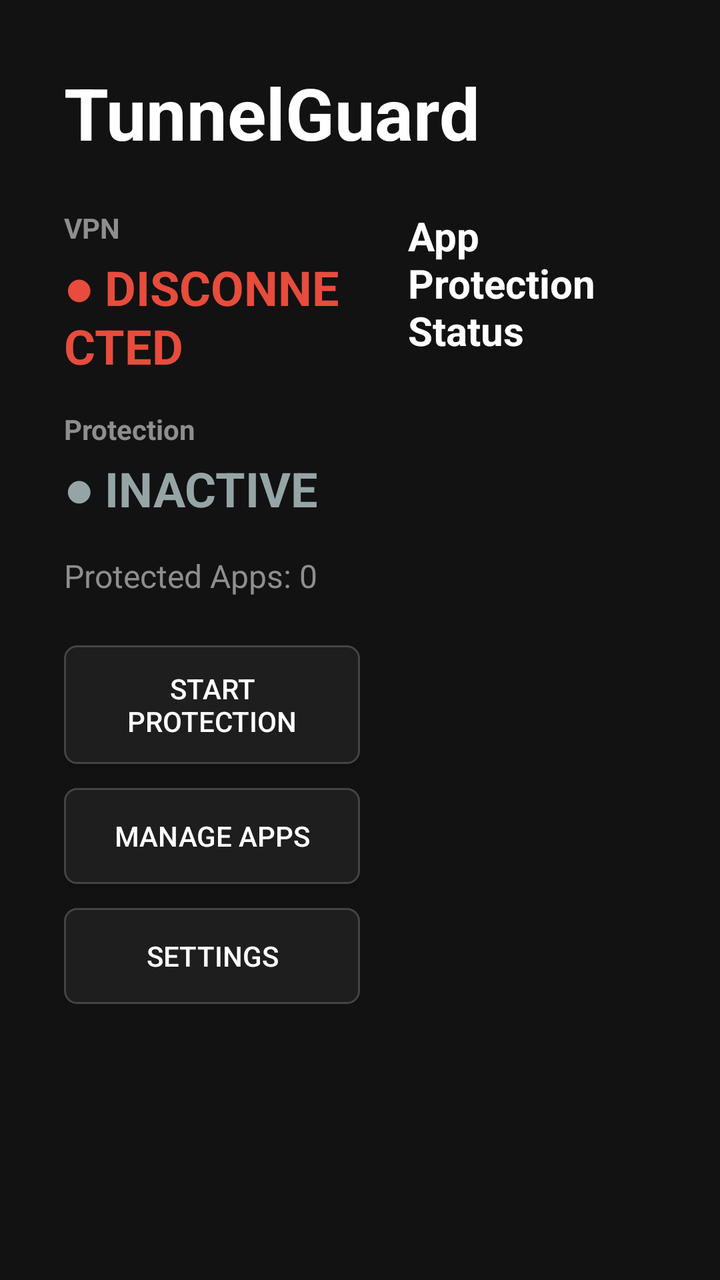
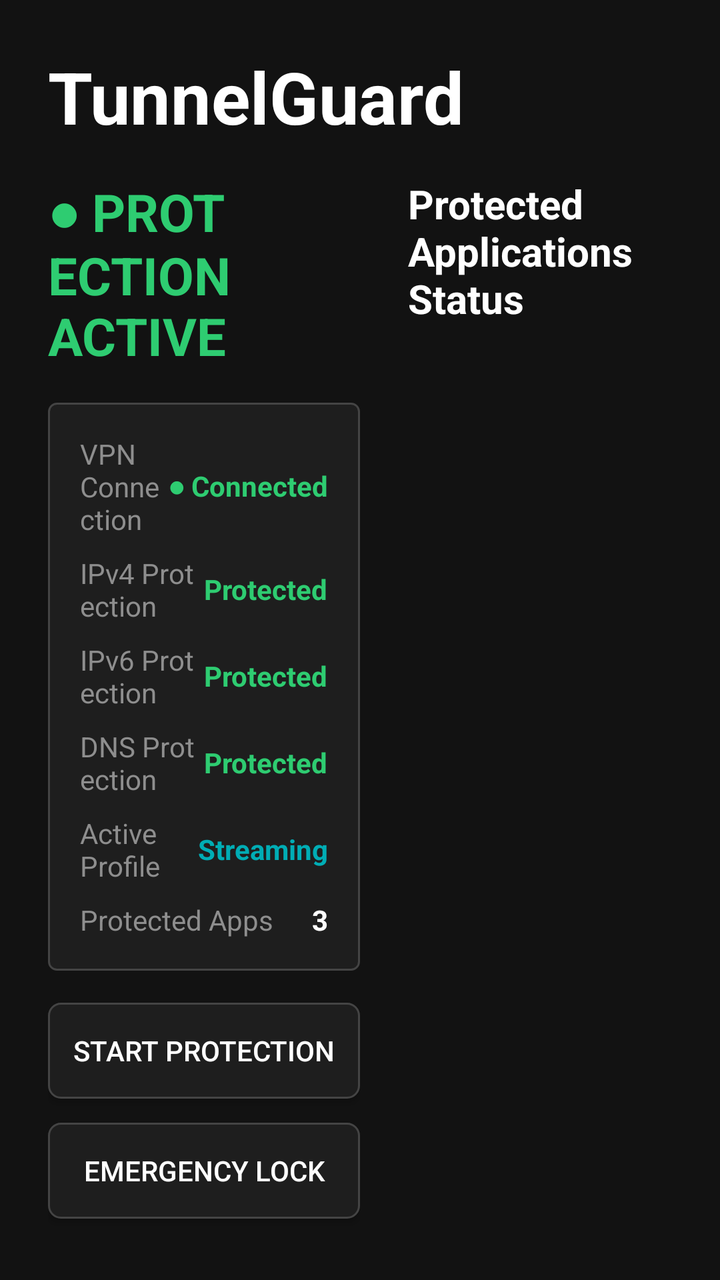

Compare the two renders of this Android layout. The source of the first and the diff that turns it into the second are given below.
<!-- AndroidManifest.xml: activity theme Theme.TunnelGuard -->
<!-- res/layout/activity_main.xml -->
<?xml version="1.0" encoding="utf-8"?>
<androidx.constraintlayout.widget.ConstraintLayout xmlns:android="http://schemas.android.com/apk/res/android"
    xmlns:app="http://schemas.android.com/apk/res-auto"
    xmlns:tools="http://tools.android.com/tools"
    android:id="@+id/main_layout"
    android:layout_width="match_parent"
    android:layout_height="match_parent"
    android:background="@color/background_dark"
    android:padding="32dp">

    
    <TextView
        android:id="@+id/title_tunnel_guard"
        android:layout_width="wrap_content"
        android:layout_height="wrap_content"
        android:text="TunnelGuard"
        android:textColor="@color/text_primary"
        android:textSize="36sp"
        android:textStyle="bold"
        app:layout_constraintStart_toStartOf="parent"
        app:layout_constraintTop_toTopOf="parent" />

    
    <LinearLayout
        android:id="@+id/status_container"
        android:layout_width="0dp"
        android:layout_height="0dp"
        android:layout_marginTop="24dp"
        android:orientation="vertical"
        app:layout_constraintBottom_toBottomOf="parent"
        app:layout_constraintEnd_toStartOf="@+id/guideline"
        app:layout_constraintStart_toStartOf="parent"
        app:layout_constraintTop_toBottomOf="@+id/title_tunnel_guard">

        
        <TextView
            android:layout_width="wrap_content"
            android:layout_height="wrap_content"
            android:text="VPN"
            android:textColor="@color/text_secondary"
            android:textSize="14sp"
            android:textStyle="bold" />

        <TextView
            android:id="@+id/tv_vpn_status"
            android:layout_width="wrap_content"
            android:layout_height="wrap_content"
            android:layout_marginTop="4dp"
            android:text="● DISCONNECTED"
            android:textColor="@color/status_disconnected"
            android:textSize="24sp"
            android:textStyle="bold" />

        
        <TextView
            android:layout_width="wrap_content"
            android:layout_height="wrap_content"
            android:layout_marginTop="16dp"
            android:text="Protection"
            android:textColor="@color/text_secondary"
            android:textSize="14sp"
            android:textStyle="bold" />

        <TextView
            android:id="@+id/tv_protection_status"
            android:layout_width="wrap_content"
            android:layout_height="wrap_content"
            android:layout_marginTop="4dp"
            android:text="● INACTIVE"
            android:textColor="@color/status_inactive"
            android:textSize="24sp"
            android:textStyle="bold" />

        
        <TextView
            android:id="@+id/tv_protected_count"
            android:layout_width="wrap_content"
            android:layout_height="wrap_content"
            android:layout_marginTop="16dp"
            android:text="Protected Apps: 0"
            android:textColor="@color/text_secondary"
            android:textSize="16sp" />

        
        <LinearLayout
            android:layout_width="match_parent"
            android:layout_height="wrap_content"
            android:layout_marginTop="24dp"
            android:orientation="vertical">

            <Button
                android:id="@+id/btn_toggle_protection"
                android:layout_width="match_parent"
                android:layout_height="wrap_content"
                android:background="@drawable/tv_button_selector"
                android:focusable="true"
                android:nextFocusDown="@+id/btn_manage_apps"
                android:padding="12dp"
                android:text="Start Protection"
                android:textColor="@color/text_primary" />

            <Button
                android:id="@+id/btn_manage_apps"
                android:layout_width="match_parent"
                android:layout_height="wrap_content"
                android:layout_marginTop="12dp"
                android:background="@drawable/tv_button_selector"
                android:focusable="true"
                android:nextFocusUp="@+id/btn_toggle_protection"
                android:nextFocusDown="@+id/btn_settings"
                android:padding="12dp"
                android:text="Manage Apps"
                android:textColor="@color/text_primary" />

            <Button
                android:id="@+id/btn_settings"
                android:layout_width="match_parent"
                android:layout_height="wrap_content"
                android:layout_marginTop="12dp"
                android:background="@drawable/tv_button_selector"
                android:focusable="true"
                android:nextFocusUp="@+id/btn_manage_apps"
                android:padding="12dp"
                android:text="Settings"
                android:textColor="@color/text_primary" />

        </LinearLayout>

    </LinearLayout>

    
    <androidx.constraintlayout.widget.Guideline
        android:id="@+id/guideline"
        android:layout_width="wrap_content"
        android:layout_height="wrap_content"
        android:orientation="vertical"
        app:layout_constraintGuide_percent="0.5" />

    
    <LinearLayout
        android:id="@+id/right_container"
        android:layout_width="0dp"
        android:layout_height="0dp"
        android:layout_marginStart="24dp"
        android:layout_marginTop="24dp"
        android:orientation="vertical"
        app:layout_constraintBottom_toBottomOf="parent"
        app:layout_constraintEnd_toEndOf="parent"
        app:layout_constraintStart_toEndOf="@+id/guideline"
        app:layout_constraintTop_toBottomOf="@+id/title_tunnel_guard">

        <TextView
            android:layout_width="wrap_content"
            android:layout_height="wrap_content"
            android:text="App Protection Status"
            android:textColor="@color/text_primary"
            android:textSize="20sp"
            android:textStyle="bold" />

        <androidx.recyclerview.widget.RecyclerView
            android:id="@+id/rv_home_protected_apps"
            android:layout_width="match_parent"
            android:layout_height="match_parent"
            android:layout_marginTop="12dp"
            android:focusable="false"
            tools:listitem="@layout/item_home_app_status" />

    </LinearLayout>

</androidx.constraintlayout.widget.ConstraintLayout>
<!-- res/layout/item_home_app_status.xml (included above) -->
<?xml version="1.0" encoding="utf-8"?>
<LinearLayout xmlns:android="http://schemas.android.com/apk/res/android"
    android:layout_width="match_parent"
    android:layout_height="wrap_content"
    android:orientation="horizontal"
    android:padding="8dp"
    android:gravity="center_vertical"
    android:background="@drawable/tv_item_selector"
    android:layout_marginBottom="4dp">

    <ImageView
        android:id="@+id/iv_home_app_icon"
        android:layout_width="40dp"
        android:layout_height="40dp"
        android:src="@drawable/ic_launcher" />

    <LinearLayout
        android:layout_width="0dp"
        android:layout_height="wrap_content"
        android:layout_weight="1"
        android:layout_marginStart="12dp"
        android:orientation="vertical">

        <TextView
            android:id="@+id/tv_home_app_name"
            android:layout_width="wrap_content"
            android:layout_height="wrap_content"
            android:textColor="@color/text_primary"
            android:textSize="16sp"
            android:textStyle="bold"
            android:text="App Name" />

        <TextView
            android:id="@+id/tv_home_app_package"
            android:layout_width="wrap_content"
            android:layout_height="wrap_content"
            android:textColor="@color/text_secondary"
            android:textSize="12sp"
            android:text="com.example.app" />

    </LinearLayout>

    <TextView
        android:id="@+id/tv_home_app_status"
        android:layout_width="wrap_content"
        android:layout_height="wrap_content"
        android:textColor="@color/status_active"
        android:textSize="14sp"
        android:textStyle="bold"
        android:text="PROTECTED" />

</LinearLayout>
<!-- resources referenced by this layout -->
<resources>
  <color name="background_dark">#121212</color>
  <color name="status_active">#2ECC71</color>
  <color name="status_disconnected">#E74C3C</color>
  <color name="status_inactive">#95A5A6</color>
  <color name="text_primary">#FFFFFF</color>
  <color name="text_secondary">#8E8E8E</color>
  <!-- drawable ic_launcher (drawable) -->
  <?xml version="1.0" encoding="utf-8"?>
  <vector xmlns:android="http://schemas.android.com/apk/res/android"
      android:width="108dp"
      android:height="108dp"
      android:viewportWidth="108"
      android:viewportHeight="108">
      <path
          android:fillColor="#1A1A2E"
          android:pathData="M0,0h108v108h-108z" />
      <path
          android:fillColor="#E94560"
          android:pathData="M54,20 L84,35 L84,65 C84,80 54,90 54,90 C54,90 24,80 24,65 L24,35 Z" />
      <path
          android:fillColor="#FFFFFF"
          android:pathData="M48,60 L38,50 L42,46 L48,52 L66,34 L70,38 Z" />
  </vector>
  <!-- drawable tv_button_selector (drawable) -->
  <?xml version="1.0" encoding="utf-8"?>
  <selector xmlns:android="http://schemas.android.com/apk/res/android">
      
      <item android:state_pressed="true">
          <shape android:shape="rectangle">
              <solid android:color="@color/colorAccent" />
              <corners android:radius="6dp" />
          </shape>
      </item>
  
      
      <item android:state_focused="true">
          <shape android:shape="rectangle">
              <solid android:color="@color/focus_highlight" />
              <corners android:radius="6dp" />
              <stroke android:width="2dp" android:color="#FFFFFF" />
          </shape>
      </item>
  
      
      <item>
          <shape android:shape="rectangle">
              <solid android:color="@color/surface_dark" />
              <corners android:radius="6dp" />
              <stroke android:width="1dp" android:color="#444444" />
          </shape>
      </item>
  </selector>
  <!-- drawable tv_item_selector (drawable) -->
  <?xml version="1.0" encoding="utf-8"?>
  <selector xmlns:android="http://schemas.android.com/apk/res/android">
      <item android:state_focused="true">
          <shape android:shape="rectangle">
              <solid android:color="#2A2A3E" />
              <stroke android:width="2dp" android:color="@color/focus_highlight" />
              <corners android:radius="4dp" />
          </shape>
      </item>
      <item>
          <shape android:shape="rectangle">
              <solid android:color="#1A1A2E" />
              <corners android:radius="4dp" />
          </shape>
      </item>
  </selector>
  <style name="Theme.TunnelGuard" parent="Theme.AppCompat.NoActionBar">
          
          <item name="colorPrimary">@color/colorPrimary</item>
          <item name="colorPrimaryDark">@color/colorPrimaryDark</item>
          <item name="colorAccent">@color/colorAccent</item>
          <item name="android:windowBackground">@color/background_dark</item>
      </style>
  <color name="colorAccent">#E94560</color>
  <color name="focus_highlight">#00ADB5</color>
  <color name="surface_dark">#1E1E1E</color>
  <color name="colorPrimary">#1A1A2E</color>
  <color name="colorPrimaryDark">#16213E</color>
</resources>

<!-- the commit's change to res/layout/activity_main.xml (unified diff, before → after) -->
@@ -6,7 +6,7 @@
     android:layout_width="match_parent"
     android:layout_height="match_parent"
     android:background="@color/background_dark"
-    android:padding="32dp">
+    android:padding="24dp">
 
     
     <TextView
@@ -21,112 +21,261 @@
         app:layout_constraintTop_toTopOf="parent" />
 
     
-    <LinearLayout
-        android:id="@+id/status_container"
+    <ScrollView
+        android:id="@+id/left_scroll_view"
         android:layout_width="0dp"
         android:layout_height="0dp"
-        android:layout_marginTop="24dp"
-        android:orientation="vertical"
+        android:layout_marginTop="16dp"
+        android:focusable="false"
+        android:scrollbars="none"
         app:layout_constraintBottom_toBottomOf="parent"
         app:layout_constraintEnd_toStartOf="@+id/guideline"
         app:layout_constraintStart_toStartOf="parent"
         app:layout_constraintTop_toBottomOf="@+id/title_tunnel_guard">
 
-        
-        <TextView
-            android:layout_width="wrap_content"
-            android:layout_height="wrap_content"
-            android:text="VPN"
-            android:textColor="@color/text_secondary"
-            android:textSize="14sp"
-            android:textStyle="bold" />
-
-        <TextView
-            android:id="@+id/tv_vpn_status"
-            android:layout_width="wrap_content"
-            android:layout_height="wrap_content"
-            android:layout_marginTop="4dp"
-            android:text="● DISCONNECTED"
-            android:textColor="@color/status_disconnected"
-            android:textSize="24sp"
-            android:textStyle="bold" />
-
-        
-        <TextView
-            android:layout_width="wrap_content"
-            android:layout_height="wrap_content"
-            android:layout_marginTop="16dp"
-            android:text="Protection"
-            android:textColor="@color/text_secondary"
-            android:textSize="14sp"
-            android:textStyle="bold" />
-
-        <TextView
-            android:id="@+id/tv_protection_status"
-            android:layout_width="wrap_content"
-            android:layout_height="wrap_content"
-            android:layout_marginTop="4dp"
-            android:text="● INACTIVE"
-            android:textColor="@color/status_inactive"
-            android:textSize="24sp"
-            android:textStyle="bold" />
-
-        
-        <TextView
-            android:id="@+id/tv_protected_count"
-            android:layout_width="wrap_content"
-            android:layout_height="wrap_content"
-            android:layout_marginTop="16dp"
-            android:text="Protected Apps: 0"
-            android:textColor="@color/text_secondary"
-            android:textSize="16sp" />
-
-        
         <LinearLayout
             android:layout_width="match_parent"
             android:layout_height="wrap_content"
-            android:layout_marginTop="24dp"
             android:orientation="vertical">
 
+            
+            <TextView
+                android:id="@+id/tv_protection_status"
+                android:layout_width="match_parent"
+                android:layout_height="wrap_content"
+                android:text="● PROTECTION ACTIVE"
+                android:textColor="@color/status_active"
+                android:textSize="26sp"
+                android:textStyle="bold"
+                android:layout_marginBottom="16dp" />
+
+            
+            <LinearLayout
+                android:layout_width="match_parent"
+                android:layout_height="wrap_content"
+                android:background="@drawable/tv_input_selector"
+                android:orientation="vertical"
+                android:padding="16dp"
+                android:layout_marginBottom="16dp">
+
+                <LinearLayout
+                    android:layout_width="match_parent"
+                    android:layout_height="wrap_content"
+                    android:orientation="horizontal"
+                    android:gravity="center_vertical">
+                    <TextView
+                        android:layout_width="0dp"
+                        android:layout_height="wrap_content"
+                        android:layout_weight="1"
+                        android:text="VPN Connection"
+                        android:textColor="@color/text_secondary"
+                        android:textSize="14sp" />
+                    <TextView
+                        android:id="@+id/tv_vpn_status"
+                        android:layout_width="wrap_content"
+                        android:layout_height="wrap_content"
+                        android:text="● Connected"
+                        android:textColor="@color/status_connected"
+                        android:textSize="14sp"
+                        android:textStyle="bold" />
+                </LinearLayout>
+
+                <LinearLayout
+                    android:layout_width="match_parent"
+                    android:layout_height="wrap_content"
+                    android:orientation="horizontal"
+                    android:gravity="center_vertical"
+                    android:layout_marginTop="8dp">
+                    <TextView
+                        android:layout_width="0dp"
+                        android:layout_height="wrap_content"
+                        android:layout_weight="1"
+                        android:text="IPv4 Protection"
+                        android:textColor="@color/text_secondary"
+                        android:textSize="14sp" />
+                    <TextView
+                        android:id="@+id/tv_ipv4_status"
+                        android:layout_width="wrap_content"
+                        android:layout_height="wrap_content"
+                        android:text="Protected"
+                        android:textColor="@color/status_active"
+                        android:textSize="14sp"
+                        android:textStyle="bold" />
+                </LinearLayout>
+
+                <LinearLayout
+                    android:layout_width="match_parent"
+                    android:layout_height="wrap_content"
+                    android:orientation="horizontal"
+                    android:gravity="center_vertical"
+                    android:layout_marginTop="8dp">
+                    <TextView
+                        android:layout_width="0dp"
+                        android:layout_height="wrap_content"
+                        android:layout_weight="1"
+                        android:text="IPv6 Protection"
+                        android:textColor="@color/text_secondary"
+                        android:textSize="14sp" />
+                    <TextView
+                        android:id="@+id/tv_ipv6_status"
+                        android:layout_width="wrap_content"
+                        android:layout_height="wrap_content"
+                        android:text="Protected"
+                        android:textColor="@color/status_active"
+                        android:textSize="14sp"
+                        android:textStyle="bold" />
+                </LinearLayout>
+
+                <LinearLayout
+                    android:layout_width="match_parent"
+                    android:layout_height="wrap_content"
+                    android:orientation="horizontal"
+                    android:gravity="center_vertical"
+                    android:layout_marginTop="8dp">
+                    <TextView
+                        android:layout_width="0dp"
+                        android:layout_height="wrap_content"
+                        android:layout_weight="1"
+                        android:text="DNS Protection"
+                        android:textColor="@color/text_secondary"
+                        android:textSize="14sp" />
+                    <TextView
+                        android:id="@+id/tv_dns_status"
+                        android:layout_width="wrap_content"
+                        android:layout_height="wrap_content"
+                        android:text="Protected"
+                        android:textColor="@color/status_active"
+                        android:textSize="14sp"
+                        android:textStyle="bold" />
+                </LinearLayout>
+
+                <LinearLayout
+                    android:layout_width="match_parent"
+                    android:layout_height="wrap_content"
+                    android:orientation="horizontal"
+                    android:gravity="center_vertical"
+                    android:layout_marginTop="8dp">
+                    <TextView
+                        android:layout_width="0dp"
+                        android:layout_height="wrap_content"
+                        android:layout_weight="1"
+                        android:text="Active Profile"
+                        android:textColor="@color/text_secondary"
+                        android:textSize="14sp" />
+                    <TextView
+                        android:id="@+id/tv_active_profile"
+                        android:layout_width="wrap_content"
+                        android:layout_height="wrap_content"
+                        android:text="Streaming"
+                        android:textColor="@color/focus_highlight"
+                        android:textSize="14sp"
+                        android:textStyle="bold" />
+                </LinearLayout>
+
+                <LinearLayout
+                    android:layout_width="match_parent"
+                    android:layout_height="wrap_content"
+                    android:orientation="horizontal"
+                    android:gravity="center_vertical"
+                    android:layout_marginTop="8dp">
+                    <TextView
+                        android:layout_width="0dp"
+                        android:layout_height="wrap_content"
+                        android:layout_weight="1"
+                        android:text="Protected Apps"
+                        android:textColor="@color/text_secondary"
+                        android:textSize="14sp" />
+                    <TextView
+                        android:id="@+id/tv_protected_count"
+                        android:layout_width="wrap_content"
+                        android:layout_height="wrap_content"
+                        android:text="3"
+                        android:textColor="@color/text_primary"
+                        android:textSize="14sp"
+                        android:textStyle="bold" />
+                </LinearLayout>
+
+            </LinearLayout>
+
+            
             <Button
                 android:id="@+id/btn_toggle_protection"
                 android:layout_width="match_parent"
                 android:layout_height="wrap_content"
                 android:background="@drawable/tv_button_selector"
                 android:focusable="true"
+                android:nextFocusDown="@+id/btn_toggle_emergency"
+                android:padding="12dp"
+                android:text="Start Protection"
+                android:textColor="@color/text_primary"
+                android:layout_marginBottom="12dp" />
+
+            <Button
+                android:id="@+id/btn_toggle_emergency"
+                android:layout_width="match_parent"
+                android:layout_height="wrap_content"
+                android:background="@drawable/tv_button_selector"
+                android:focusable="true"
+                android:nextFocusUp="@+id/btn_toggle_protection"
                 android:nextFocusDown="@+id/btn_manage_apps"
                 android:padding="12dp"
-                android:text="Start Protection"
-                android:textColor="@color/text_primary" />
+                android:text="Emergency Lock"
+                android:textColor="@color/text_primary"
+                android:layout_marginBottom="12dp" />
 
             <Button
                 android:id="@+id/btn_manage_apps"
                 android:layout_width="match_parent"
                 android:layout_height="wrap_content"
-                android:layout_marginTop="12dp"
-                android:background="@drawable/tv_button_selector"
-                android:focusable="true"
-                android:nextFocusUp="@+id/btn_toggle_protection"
+                android:background="@drawable/tv_button_selector"
+                android:focusable="true"
+                android:nextFocusUp="@+id/btn_toggle_emergency"
+                android:nextFocusDown="@+id/btn_manage_profiles"
+                android:padding="12dp"
+                android:text="Manage Apps"
+                android:textColor="@color/text_primary"
+                android:layout_marginBottom="12dp" />
+
+            <Button
+                android:id="@+id/btn_manage_profiles"
+                android:layout_width="match_parent"
+                android:layout_height="wrap_content"
+                android:background="@drawable/tv_button_selector"
+                android:focusable="true"
+                android:nextFocusUp="@+id/btn_manage_apps"
+                android:nextFocusDown="@+id/btn_test_protection"
+                android:padding="12dp"
+                android:text="Manage Profiles"
+                android:textColor="@color/text_primary"
+                android:layout_marginBottom="12dp" />
+
+            <Button
+                android:id="@+id/btn_test_protection"
+                android:layout_width="match_parent"
+                android:layout_height="wrap_content"
+                android:background="@drawable/tv_button_selector"
+                android:focusable="true"
+                android:nextFocusUp="@+id/btn_manage_profiles"
                 android:nextFocusDown="@+id/btn_settings"
                 android:padding="12dp"
-                android:text="Manage Apps"
-                android:textColor="@color/text_primary" />
+                android:text="Test Protection"
+                android:textColor="@color/text_primary"
+                android:layout_marginBottom="12dp" />
 
             <Button
                 android:id="@+id/btn_settings"
                 android:layout_width="match_parent"
                 android:layout_height="wrap_content"
-                android:layout_marginTop="12dp"
-                android:background="@drawable/tv_button_selector"
-                android:focusable="true"
-                android:nextFocusUp="@+id/btn_manage_apps"
+                android:background="@drawable/tv_button_selector"
+                android:focusable="true"
+                android:nextFocusUp="@+id/btn_test_protection"
                 android:padding="12dp"
                 android:text="Settings"
-                android:textColor="@color/text_primary" />
+                android:textColor="@color/text_primary"
+                android:layout_marginBottom="16dp" />
 
         </LinearLayout>
-
-    </LinearLayout>
+    </ScrollView>
 
     
     <androidx.constraintlayout.widget.Guideline
@@ -142,7 +291,7 @@
         android:layout_width="0dp"
         android:layout_height="0dp"
         android:layout_marginStart="24dp"
-        android:layout_marginTop="24dp"
+        android:layout_marginTop="16dp"
         android:orientation="vertical"
         app:layout_constraintBottom_toBottomOf="parent"
         app:layout_constraintEnd_toEndOf="parent"
@@ -152,7 +301,7 @@
         <TextView
             android:layout_width="wrap_content"
             android:layout_height="wrap_content"
-            android:text="App Protection Status"
+            android:text="Protected Applications Status"
             android:textColor="@color/text_primary"
             android:textSize="20sp"
             android:textStyle="bold" />
<!-- resource entries referenced after the edit -->
@@ -2,8 +2,7 @@
 <resources>
   <color name="background_dark">#121212</color>
   <color name="status_active">#2ECC71</color>
-  <color name="status_disconnected">#E74C3C</color>
-  <color name="status_inactive">#95A5A6</color>
+  <color name="status_connected">#2ECC71</color>
   <color name="text_primary">#FFFFFF</color>
   <color name="text_secondary">#8E8E8E</color>
   <!-- drawable ic_launcher (drawable) -->
@@ -52,6 +51,24 @@
           </shape>
       </item>
   </selector>
+  <!-- drawable tv_input_selector (drawable) -->
+  <?xml version="1.0" encoding="utf-8"?>
+  <selector xmlns:android="http://schemas.android.com/apk/res/android">
+      <item android:state_focused="true">
+          <shape android:shape="rectangle">
+              <solid android:color="#2A2A3E" />
+              <stroke android:width="2dp" android:color="@color/focus_highlight" />
+              <corners android:radius="4dp" />
+          </shape>
+      </item>
+      <item>
+          <shape android:shape="rectangle">
+              <solid android:color="@color/surface_dark" />
+              <stroke android:width="1dp" android:color="#444444" />
+              <corners android:radius="4dp" />
+          </shape>
+      </item>
+  </selector>
   <!-- drawable tv_item_selector (drawable) -->
   <?xml version="1.0" encoding="utf-8"?>
   <selector xmlns:android="http://schemas.android.com/apk/res/android">
